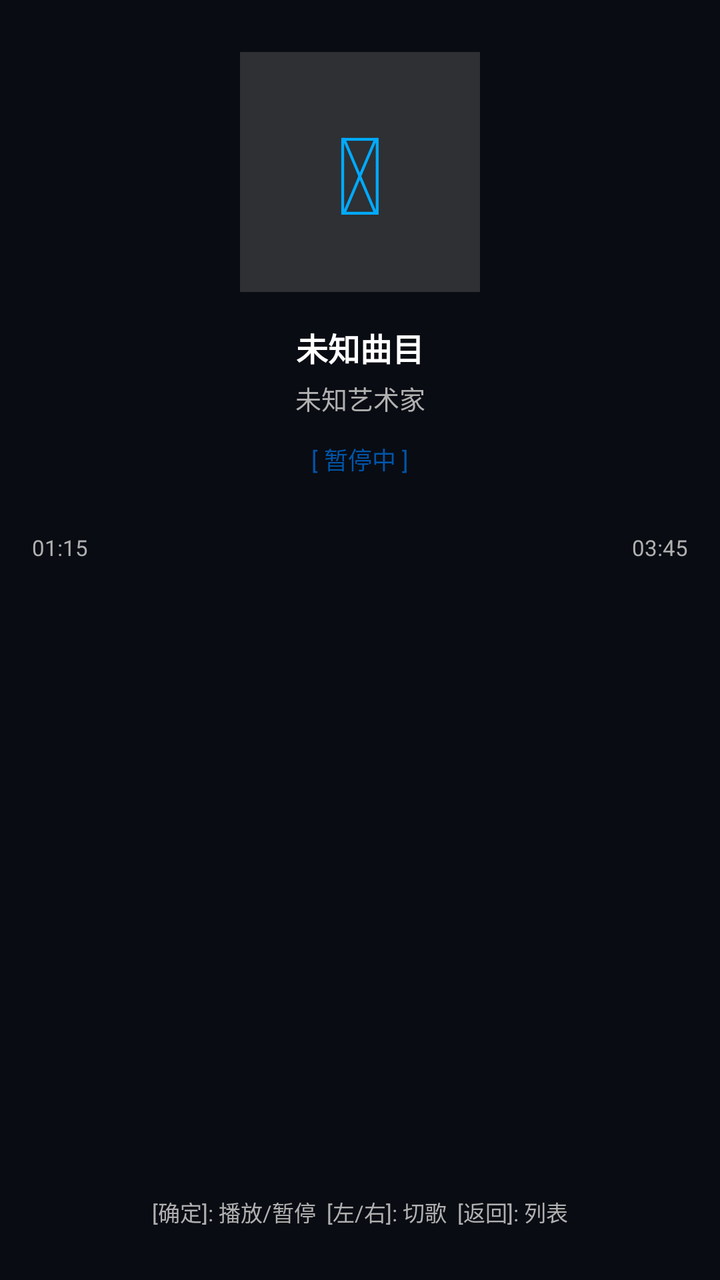
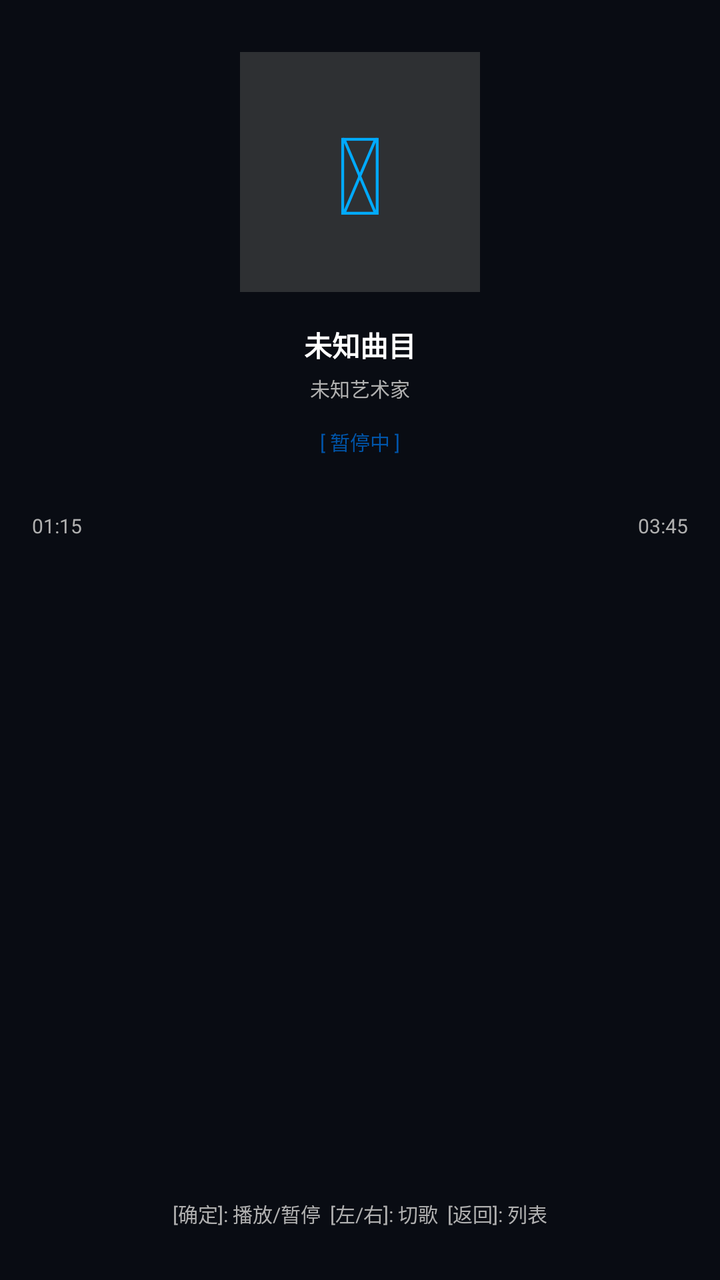

Two renders of the same Android screen: before a commit and after it. Below are the layout's source before the change and the commit's diff.
<!-- AndroidManifest.xml: application theme Theme.KeydroidX.Music -->
<!-- res/layout/activity_music_player.xml -->
<?xml version="1.0" encoding="utf-8"?>
<LinearLayout xmlns:android="http://schemas.android.com/apk/res/android"
    android:layout_width="match_parent"
    android:layout_height="match_parent"
    android:orientation="vertical"
    android:padding="16dp"
    android:gravity="center_horizontal"
    android:background="@color/music_bg">

    
    <LinearLayout
        android:layout_width="120dp"
        android:layout_height="120dp"
        android:layout_marginTop="10dp"
        android:layout_marginBottom="16dp"
        android:background="#2E3033"
        android:gravity="center">

        <TextView
            android:id="@+id/iv_player_cover"
            android:layout_width="wrap_content"
            android:layout_height="wrap_content"
            android:textSize="54sp"
            android:textColor="#00AAFF"
            android:text="&#xe405;" />
    </LinearLayout>

    
    <TextView
        android:id="@+id/tv_player_title"
        android:layout_width="match_parent"
        android:layout_height="wrap_content"
        android:gravity="center"
        android:textSize="16sp"
        android:textStyle="bold"
        android:textColor="@color/music_item_normal_text"
        android:singleLine="true"
        android:text="未知曲目" />

    <TextView
        android:id="@+id/tv_player_artist"
        android:layout_width="match_parent"
        android:layout_height="wrap_content"
        android:layout_marginTop="4dp"
        android:gravity="center"
        android:textSize="13sp"
        android:textColor="@color/music_item_subtext"
        android:singleLine="true"
        android:text="未知艺术家" />

    
    <TextView
        android:id="@+id/tv_player_status"
        android:layout_width="wrap_content"
        android:layout_height="wrap_content"
        android:layout_marginTop="12dp"
        android:textSize="12sp"
        android:textColor="@color/music_primary"
        android:text="[ 暂停中 ]" />

    
    <ProgressBar
        android:id="@+id/progress_music"
        style="?android:attr/progressBarStyleHorizontal"
        android:layout_width="match_parent"
        android:layout_height="8dp"
        android:layout_marginTop="16dp"
        android:progress="35"
        android:max="100" />

    <LinearLayout
        android:layout_width="match_parent"
        android:layout_height="wrap_content"
        android:layout_marginTop="4dp"
        android:orientation="horizontal">

        <TextView
            android:id="@+id/tv_current_time"
            android:layout_width="0dp"
            android:layout_height="wrap_content"
            android:layout_weight="1"
            android:textSize="11sp"
            android:textColor="@color/music_item_subtext"
            android:text="01:15" />

        <TextView
            android:id="@+id/tv_total_time"
            android:layout_width="wrap_content"
            android:layout_height="wrap_content"
            android:textSize="11sp"
            android:textColor="@color/music_item_subtext"
            android:text="03:45" />
    </LinearLayout>

    <TextView
        android:layout_width="match_parent"
        android:layout_height="0dp"
        android:layout_weight="1"
        android:gravity="bottom|center_horizontal"
        android:paddingBottom="10dp"
        android:textSize="11sp"
        android:textColor="@color/music_item_subtext"
        android:text="[确定]: 播放/暂停  [左/右]: 切歌  [返回]: 列表" />

</LinearLayout>
<!-- resources referenced by this layout -->
<resources>
  <color name="music_bg">#090C13</color>
  <color name="music_item_normal_text">#FFFFFF</color>
  <color name="music_item_subtext">#B0B0B0</color>
  <color name="music_primary">#0055AA</color>
  <style name="Theme.KeydroidX.Music" parent="Theme.NokiaKeyCore">
          <item name="android:windowNoTitle">true</item>
          <item name="android:windowBackground">@color/music_bg</item>
  
          
          <item name="android:windowDisablePreview">true</item>
          <item name="android:windowContentOverlay">@null</item>
      </style>
</resources>

<!-- the commit's change to res/layout/activity_music_player.xml (unified diff, before → after) -->
@@ -31,7 +31,7 @@
         android:layout_width="match_parent"
         android:layout_height="wrap_content"
         android:gravity="center"
-        android:textSize="16sp"
+        android:textSize="14sp"
         android:textStyle="bold"
         android:textColor="@color/music_item_normal_text"
         android:singleLine="true"
@@ -43,7 +43,7 @@
         android:layout_height="wrap_content"
         android:layout_marginTop="4dp"
         android:gravity="center"
-        android:textSize="13sp"
+        android:textSize="10sp"
         android:textColor="@color/music_item_subtext"
         android:singleLine="true"
         android:text="未知艺术家" />
@@ -54,7 +54,7 @@
         android:layout_width="wrap_content"
         android:layout_height="wrap_content"
         android:layout_marginTop="12dp"
-        android:textSize="12sp"
+        android:textSize="10sp"
         android:textColor="@color/music_primary"
         android:text="[ 暂停中 ]" />
 
@@ -79,7 +79,7 @@
             android:layout_width="0dp"
             android:layout_height="wrap_content"
             android:layout_weight="1"
-            android:textSize="11sp"
+            android:textSize="10sp"
             android:textColor="@color/music_item_subtext"
             android:text="01:15" />
 
@@ -87,7 +87,7 @@
             android:id="@+id/tv_total_time"
             android:layout_width="wrap_content"
             android:layout_height="wrap_content"
-            android:textSize="11sp"
+            android:textSize="10sp"
             android:textColor="@color/music_item_subtext"
             android:text="03:45" />
     </LinearLayout>
@@ -98,7 +98,7 @@
         android:layout_weight="1"
         android:gravity="bottom|center_horizontal"
         android:paddingBottom="10dp"
-        android:textSize="11sp"
+        android:textSize="10sp"
         android:textColor="@color/music_item_subtext"
         android:text="[确定]: 播放/暂停  [左/右]: 切歌  [返回]: 列表" />
 
